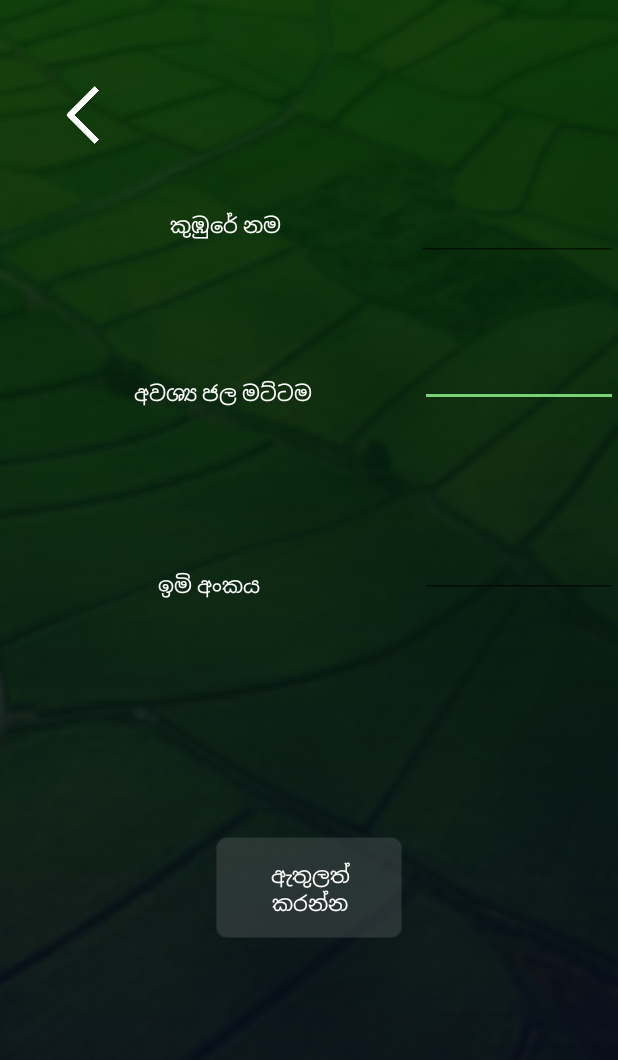
After one commit to manjitha-teshara/Smart_Kubura-Firebase, an Android app: the AddPaddyFieldActivity screen opened directly, with no data from a screen before it, on a phone screen of 412 x 824 dp. The commit adds this screen. Shown: the top 1060 px of the screen. Run offline under Robolectric (Android 15) with nearby library versions, the phone set to English and light mode, and no system bars; our stand-ins replace Firebase (no records; nobody signed in at launch, a user with empty details on screens opened directly).

Commit message:
Add Paddy Field Created

```diff
--- a/app/src/main/AndroidManifest.xml
+++ b/app/src/main/AndroidManifest.xml
@@ -10,7 +10,7 @@
         android:supportsRtl="true"
         android:theme="@style/AppTheme">
         <activity android:name=".MainActivity" />
-        <activity android:name=".LoginActivity"/>
+        <activity android:name=".LoginActivity" />
         <activity android:name=".RegisterActivity" />
         <activity
             android:name=".HomeActivity"
@@ -23,6 +23,7 @@
                 <category android:name="android.intent.category.LAUNCHER" />
             </intent-filter>
         </activity>
+        <activity android:name=".AddPaddyFieldActivity"></activity>
     </application>
 
 </manifest>
--- /dev/null
+++ b/app/src/main/java/com/trycatch/wasuradananjith/smartkubura2/AddPaddyFieldActivity.java
@@ -0,0 +1,114 @@
+package com.trycatch.wasuradananjith.smartkubura2;
+
+import android.app.ProgressDialog;
+import android.content.Context;
+import android.content.Intent;
+import android.content.SharedPreferences;
+import android.support.v7.app.AppCompatActivity;
+import android.os.Bundle;
+import android.view.View;
+import android.widget.EditText;
+import android.widget.ImageView;
+import android.widget.TextView;
+import android.widget.Toast;
+
+import com.google.firebase.database.DataSnapshot;
+import com.google.firebase.database.DatabaseError;
+import com.google.firebase.database.DatabaseReference;
+import com.google.firebase.database.FirebaseDatabase;
+import com.google.firebase.database.ValueEventListener;
+import com.trycatch.wasuradananjith.smartkubura2.Model.PaddyField;
+import com.trycatch.wasuradananjith.smartkubura2.Model.User;
+
+public class AddPaddyFieldActivity extends AppCompatActivity {
+    EditText waterLevel,farmName,imeiNumber;
+    ImageView btnBackButton;
+    ImageView imgAddNewFarm;
+    TextView txtAddVewFarm;
+    DatabaseReference mDatabase;
+
+    @Override
+    protected void onCreate(Bundle savedInstanceState) {
+        super.onCreate(savedInstanceState);
+        setContentView(R.layout.activity_add_farm);
+
+        waterLevel = (EditText)findViewById(R.id.edtWaterLevelNewFarm);
+        farmName = (EditText)findViewById(R.id.edtFarmName);
+        imgAddNewFarm = (ImageView)findViewById(R.id.imgEnterNewFarm);
+        txtAddVewFarm =(TextView)findViewById(R.id.txtEnterNewFarm);
+        imeiNumber = (EditText)findViewById(R.id.edtImeiNumber);
+        btnBackButton = (ImageView)findViewById(R.id.imgBackButton);
+
+        mDatabase = FirebaseDatabase.getInstance().getReference("paddy_fields");
+
+        btnBackButton.setOnClickListener(new View.OnClickListener() {
+            @Override
+            public void onClick(View v) {
+                Intent intent = new Intent(getApplicationContext(), HomeActivity.class);
+                startActivity(intent);
+                finish();
+                overridePendingTransition(R.anim.push_left_in, R.anim.push_left_out);
+            }
+        });
+
+        imgAddNewFarm.setOnClickListener(new View.OnClickListener() {
+            @Override
+            public void onClick(View v) {
+                SharedPreferences pref = getSharedPreferences("loginData", Context.MODE_PRIVATE);
+                SharedPreferences.Editor editor = pref.edit();
+
+                String phone = pref.getString("phone", null);
+
+                String level = waterLevel.getText().toString();
+                String paddyFieldName = farmName.getText().toString();
+                String imei = imeiNumber.getText().toString();
+
+                if (level.isEmpty() && paddyFieldName.isEmpty() && imei.isEmpty()){
+                    Toast.makeText(getApplicationContext(), "සියලු ක්ෂේත්ර පුරවන්න",
+                            Toast.LENGTH_LONG).show();
+                }
+                else{
+
+                    final PaddyField paddy = new PaddyField(level,paddyFieldName,imei,phone);
+
+                    mDatabase.addListenerForSingleValueEvent(new ValueEventListener() {
+                        @Override
+                        public void onDataChange(DataSnapshot dataSnapshot) {
+                            if(dataSnapshot.child(paddy.getPhone()).child(paddy.getPaddyFieldName()).exists()){
+                                Toast.makeText(AddPaddyFieldActivity.this,"මෙම නම මීට පෙර ලියාපදිංචි කර ඇත!",Toast.LENGTH_SHORT).show();
+                            }
+                            else{
+                                mDatabase.child(paddy.getPhone()).child(paddy.getPaddyFieldName()).setValue(paddy);
+
+                                final ProgressDialog progressDialog = new ProgressDialog(AddPaddyFieldActivity.this,
+                                        R.style.AppTheme_Dark_Dialog);
+                                progressDialog.setIndeterminate(true);
+                                progressDialog.setMessage("මදක් රැඳෙන්න ...");
+                                progressDialog.show();
+
+                                new android.os.Handler().postDelayed(
+                                        new Runnable() {
+                                            public void run() {
+                                                Toast.makeText(AddPaddyFieldActivity.this,"ලියාපදිංචි වීම සාර්ථකයි!",Toast.LENGTH_SHORT).show();
+                                                Intent intent = new Intent(getApplicationContext(),HomeActivity.class);
+                                                startActivity(intent);
+                                                finish();
+                                                overridePendingTransition(R.anim.push_left_in, R.anim.push_left_out);
+                                                progressDialog.dismiss();
+                                            }
+                                        }, 3000);
+                            }
+                        }
+
+                        @Override
+                        public void onCancelled(DatabaseError databaseError) {
+
+                        }
+                    });
+
+
+                }
+            }
+        });
+    }
+}
--- /dev/null
+++ b/app/src/main/res/layout/activity_add_farm.xml
@@ -0,0 +1,141 @@
+<?xml version="1.0" encoding="utf-8"?>
+<android.support.constraint.ConstraintLayout xmlns:android="http://schemas.android.com/apk/res/android"
+    xmlns:app="http://schemas.android.com/apk/res-auto"
+    xmlns:tools="http://schemas.android.com/tools"
+    android:layout_width="match_parent"
+    android:layout_height="match_parent"
+    android:background="@drawable/backgroundnew"
+    tools:context="com.trycatch.wasuradananjith.smartkubura2.AddPaddyFieldActivity">
+
+    <ImageView
+        android:id="@+id/imgBackButton"
+        android:layout_width="47dp"
+        android:layout_height="48dp"
+        android:layout_marginBottom="8dp"
+        android:layout_marginEnd="8dp"
+        android:layout_marginStart="8dp"
+        android:layout_marginTop="8dp"
+        app:layout_constraintBottom_toBottomOf="parent"
+        app:layout_constraintEnd_toEndOf="parent"
+        app:layout_constraintHorizontal_bias="0.074"
+        app:layout_constraintStart_toStartOf="parent"
+        app:layout_constraintTop_toTopOf="parent"
+        app:layout_constraintVertical_bias="0.059"
+        app:srcCompat="@drawable/backbutton" />
+
+    <TextView
+        android:id="@+id/textView"
+        android:layout_width="wrap_content"
+        android:layout_height="wrap_content"
+        android:layout_marginEnd="8dp"
+        android:layout_marginStart="8dp"
+        android:layout_marginTop="140dp"
+        android:text="කුඹුරේ නම"
+        android:textColor="#ffffff"
+        app:layout_constraintEnd_toStartOf="@+id/edtFarmName"
+        app:layout_constraintHorizontal_bias="0.561"
+        app:layout_constraintStart_toStartOf="parent"
+        app:layout_constraintTop_toTopOf="parent" />
+
+    <TextView
+        android:id="@+id/textView3"
+        android:layout_width="wrap_content"
+        android:layout_height="wrap_content"
+        android:layout_marginEnd="8dp"
+        android:layout_marginStart="8dp"
+        android:layout_marginTop="92dp"
+        android:text="අවශ්‍ය ජල මට්ටම"
+        android:textColor="#ffffff"
+        app:layout_constraintEnd_toStartOf="@+id/edtWaterLevelNewFarm"
+        app:layout_constraintHorizontal_bias="0.56"
+        app:layout_constraintStart_toStartOf="parent"
+        app:layout_constraintTop_toBottomOf="@+id/textView" />
+
+    <ImageView
+        android:id="@+id/imgEnterNewFarm"
+        android:layout_width="143dp"
+        android:layout_height="132dp"
+        android:layout_marginBottom="8dp"
+        android:layout_marginEnd="8dp"
+        android:layout_marginStart="8dp"
+        android:layout_marginTop="8dp"
+        app:layout_constraintBottom_toBottomOf="parent"
+        app:layout_constraintEnd_toEndOf="parent"
+        app:layout_constraintStart_toStartOf="parent"
+        app:layout_constraintTop_toTopOf="parent"
+        app:layout_constraintVertical_bias="0.769"
+        app:srcCompat="@drawable/blankbutton" />
+
+    <TextView
+        android:id="@+id/txtEnterNewFarm"
+        android:layout_width="85dp"
+        android:layout_height="42dp"
+        android:layout_marginBottom="8dp"
+        android:layout_marginEnd="8dp"
+        android:layout_marginStart="8dp"
+        android:layout_marginTop="8dp"
+        android:text="ඇතුලත් කරන්න"
+        android:textAlignment="center"
+        android:textColor="#ffffff"
+        app:layout_constraintBottom_toBottomOf="@+id/imgEnterNewFarm"
+        app:layout_constraintEnd_toEndOf="@+id/imgEnterNewFarm"
+        app:layout_constraintStart_toStartOf="@+id/imgEnterNewFarm"
+        app:layout_constraintTop_toTopOf="@+id/imgEnterNewFarm" />
+
+    <EditText
+        android:id="@+id/edtWaterLevelNewFarm"
+        android:layout_width="132dp"
+        android:layout_height="wrap_content"
+        android:layout_marginTop="52dp"
+        android:ems="10"
+        android:inputType="phone"
+        android:textAlignment="center"
+        android:textColor="#ffffff"
+        app:layout_constraintEnd_toEndOf="parent"
+        app:layout_constraintTop_toBottomOf="@+id/edtFarmName" />
+
+    <TextView
+        android:id="@+id/txtImeiNumber"
+        android:layout_width="wrap_content"
+        android:layout_height="wrap_content"
+        android:layout_marginBottom="8dp"
+        android:layout_marginEnd="8dp"
+        android:layout_marginStart="8dp"
+        android:layout_marginTop="8dp"
+        android:text="ඉමි අංකය"
+        android:textColor="#ffffff"
+        app:layout_constraintBottom_toBottomOf="parent"
+        app:layout_constraintEnd_toStartOf="@+id/edtImeiNumber"
+        android:inputType="text"
+        app:layout_constraintHorizontal_bias="0.496"
+        app:layout_constraintStart_toStartOf="parent"
+        app:layout_constraintTop_toBottomOf="@+id/textView3"
+        app:layout_constraintVertical_bias="0.194" />
+
+    <EditText
+        android:id="@+id/edtImeiNumber"
+        android:layout_width="132dp"
+        android:layout_height="42dp"
+        android:layout_marginBottom="8dp"
+        android:layout_marginTop="8dp"
+        android:ems="10"
+        android:text=""
+        android:textColor="#ffffff"
+        app:layout_constraintBottom_toBottomOf="parent"
+        app:layout_constraintEnd_toEndOf="parent"
+        app:layout_constraintTop_toBottomOf="@+id/edtWaterLevelNewFarm"
+        app:layout_constraintVertical_bias="0.157" />
+
+    <EditText
+        android:id="@+id/edtFarmName"
+        android:layout_width="134dp"
+        android:layout_height="46dp"
+        android:layout_marginTop="128dp"
+        android:ems="10"
+        android:inputType="textPersonName"
+        android:text=""
+        android:textAlignment="center"
+        android:textColor="#ffffff"
+        app:layout_constraintEnd_toEndOf="parent"
+        app:layout_constraintTop_toTopOf="parent" />
+</android.support.constraint.ConstraintLayout>
```
Also changed, not shown: app/src/main/java/com/trycatch/wasuradananjith/smartkubura2/HomeActivity.java (+65 -3 lines), app/src/main/java/com/trycatch/wasuradananjith/smartkubura2/Model/PaddyField.java (added, +50 -0 lines), app/src/main/res/layout/content_home.xml (+18 -1 lines), app/src/main/res/drawable-v21/backbutton.png (added), app/src/main/res/drawable-v21/blankbutton.png (added).
